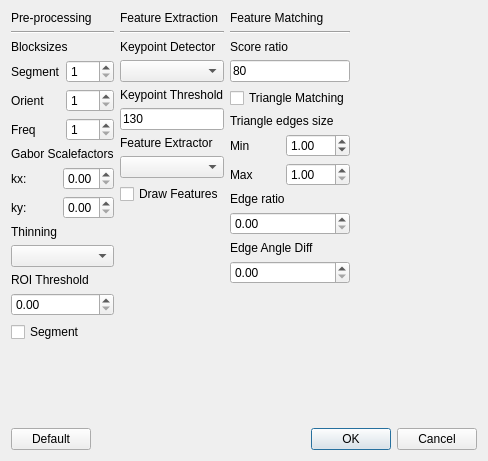
Qt form Proyecto-Final/configdialog.ui (nlandau91/Proyecto-Final) before a commit.
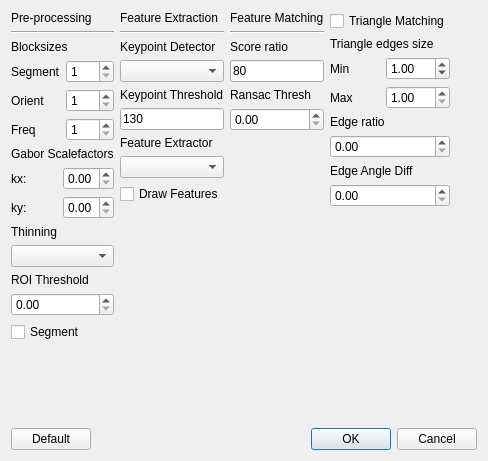
The same form after that commit.

Commit message: Agregar parametros ransac a ui

Diff of the .ui file:
```diff
--- a/Proyecto-Final/configdialog.ui
+++ b/Proyecto-Final/configdialog.ui
@@ -337,6 +337,33 @@
         </widget>
        </item>
        <item>
+        <widget class="QLabel" name="label_22">
+         <property name="text">
+          <string>Ransac Thresh</string>
+         </property>
+        </widget>
+       </item>
+       <item>
+        <widget class="QDoubleSpinBox" name="doubleSpinBox"/>
+       </item>
+       <item>
+        <spacer name="verticalSpacer_3">
+         <property name="orientation">
+          <enum>Qt::Vertical</enum>
+         </property>
+         <property name="sizeHint" stdset="0">
+          <size>
+           <width>20</width>
+           <height>40</height>
+          </size>
+         </property>
+        </spacer>
+       </item>
+      </layout>
+     </item>
+     <item>
+      <layout class="QVBoxLayout" name="verticalLayout_3">
+       <item>
         <widget class="QCheckBox" name="checkBox_edgeMatching">
          <property name="text">
           <string>Triangle Matching</string>
@@ -423,7 +450,7 @@
         <widget class="QDoubleSpinBox" name="doubleSpinBox_edgeAngle"/>
        </item>
        <item>
-        <spacer name="verticalSpacer_3">
+        <spacer name="verticalSpacer_5">
          <property name="orientation">
           <enum>Qt::Vertical</enum>
          </property>
```
The commit also changes 3 other files.
